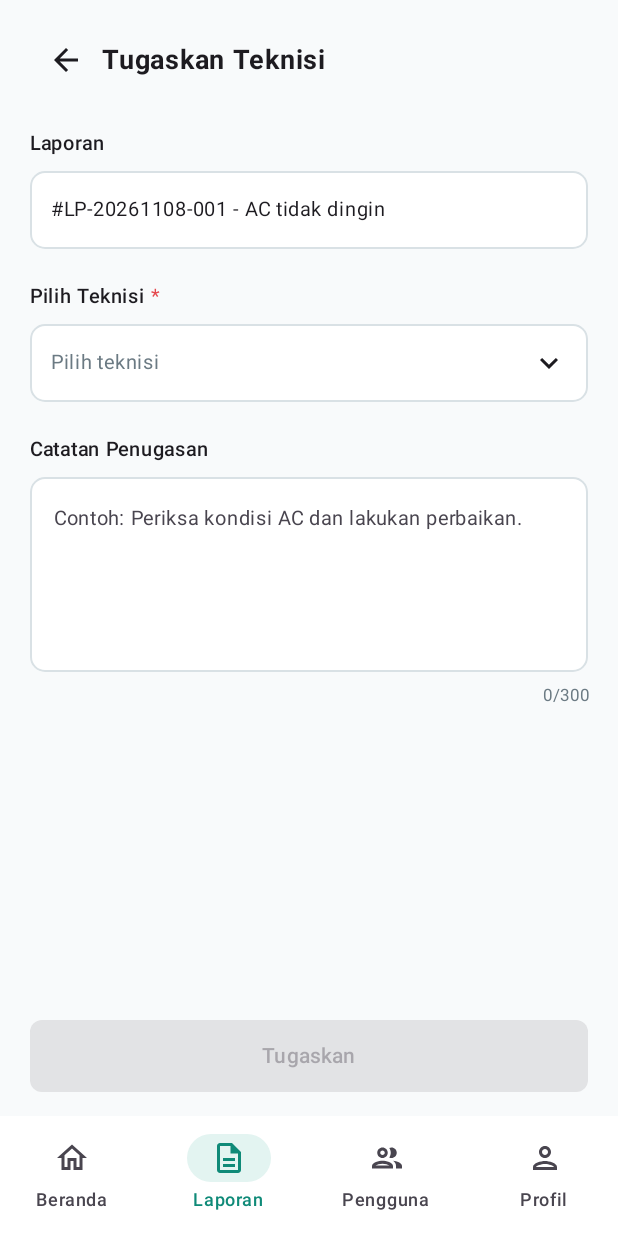
After one commit to AgnesSihombing/TUBES-PEMOGRAMAN-MOBILE, an Android app built with Jetpack Compose: the composable TugaskanTeknisiScreen shown on its own in the app's theme, on a phone screen of 412 x 824 dp. The commit adds this screen. Run offline under Robolectric (Android 15) with nearby library versions, the phone set to English and light mode, and no system bars.

Commit message:
feat(admin): tambah layar tugaskan teknisi

```diff
--- /dev/null
+++ b/app/src/main/java/com/sigap/mobile/ui/admin/laporan/TugaskanTeknisiScreen.kt
@@ -0,0 +1,183 @@
+package com.sigap.mobile.ui.admin.laporan
+
+import androidx.compose.foundation.background
+import androidx.compose.foundation.border
+import androidx.compose.foundation.clickable
+import androidx.compose.foundation.layout.Arrangement
+import androidx.compose.foundation.layout.Box
+import androidx.compose.foundation.layout.Column
+import androidx.compose.foundation.layout.Row
+import androidx.compose.foundation.layout.Spacer
+import androidx.compose.foundation.layout.fillMaxSize
+import androidx.compose.foundation.layout.fillMaxWidth
+import androidx.compose.foundation.layout.height
+import androidx.compose.foundation.layout.padding
+import androidx.compose.foundation.layout.width
+import androidx.compose.foundation.shape.RoundedCornerShape
+import androidx.compose.material.icons.Icons
+import androidx.compose.material.icons.automirrored.outlined.ArrowBack
+import androidx.compose.material.icons.outlined.KeyboardArrowDown
+import androidx.compose.material3.DropdownMenu
+import androidx.compose.material3.DropdownMenuItem
+import androidx.compose.material3.Icon
+import androidx.compose.material3.IconButton
+import androidx.compose.material3.MaterialTheme
+import androidx.compose.material3.OutlinedTextField
+import androidx.compose.material3.OutlinedTextFieldDefaults
+import androidx.compose.material3.Scaffold
+import androidx.compose.material3.Text
+import androidx.compose.runtime.Composable
+import androidx.compose.runtime.getValue
+import androidx.compose.runtime.mutableStateOf
+import androidx.compose.runtime.remember
+import androidx.compose.runtime.setValue
+import androidx.compose.ui.Alignment
+import androidx.compose.ui.Modifier
+import androidx.compose.ui.text.font.FontWeight
+import androidx.compose.ui.text.style.TextAlign
+import androidx.compose.ui.tooling.preview.Preview
+import androidx.compose.ui.unit.dp
+import androidx.compose.ui.unit.sp
+import com.sigap.mobile.data.model.Laporan
+import com.sigap.mobile.data.model.LaporanStatus
+import com.sigap.mobile.ui.components.AdminBottomBar
+import com.sigap.mobile.ui.components.AdminTab
+import com.sigap.mobile.ui.components.SigapButton
+import com.sigap.mobile.ui.theme.SIGAPTheme
+import com.sigap.mobile.ui.theme.SigapTextSecondary
+import com.sigap.mobile.ui.theme.StatusDitolakFg
+
+private const val MAX_CATATAN = 300
+
+// Data dummy. Nanti daftar teknisi diambil dari Firebase.
+private val dummyTeknisi = listOf("Windah", "Budi Santoso", "Rudi Hartono")
+
+@Composable
+fun TugaskanTeknisiScreen(
+    laporan: Laporan = Laporan(
+        "#LP-20261108-001", "AC tidak dingin", "Gedung A, Lantai 2, Ruang A201",
+        LaporanStatus.MenungguVerifikasi
+    ),
+    onBack: () -> Unit = {},
+    onTugaskan: (teknisi: String, catatan: String) -> Unit = { _, _ -> },
+    onTabSelected: (AdminTab) -> Unit = {}
+) {
+    // State: teknisi yang dipilih (null = belum dipilih), catatan, dan status menu dropdown
+    var teknisi by remember { mutableStateOf<String?>(null) }
+    var catatan by remember { mutableStateOf("") }
+    var menuTerbuka by remember { mutableStateOf(false) }
+
+    Scaffold(
+        containerColor = MaterialTheme.colorScheme.background,
+        bottomBar = { AdminBottomBar(selected = AdminTab.Laporan, onSelect = onTabSelected) }
+    ) { innerPadding ->
+        Column(
+            modifier = Modifier
+                .padding(innerPadding)
+                .fillMaxSize()
+                .padding(horizontal = 20.dp, vertical = 16.dp)
+        ) {
+            Row(verticalAlignment = Alignment.CenterVertically) {
+                IconButton(onClick = onBack) {
+                    Icon(Icons.AutoMirrored.Outlined.ArrowBack, contentDescription = "Kembali")
+                }
+                Text("Tugaskan Teknisi", fontSize = 18.sp, fontWeight = FontWeight.Bold)
+            }
+
+            Spacer(Modifier.height(20.dp))
+
+            // Laporan: hanya baca
+            Text("Laporan", fontSize = 13.sp, fontWeight = FontWeight.SemiBold)
+            Spacer(Modifier.height(6.dp))
+            Text(
+                text = "${laporan.id} - ${laporan.judul}",
+                fontSize = 13.sp,
+                modifier = Modifier
+                    .fillMaxWidth()
+                    .background(MaterialTheme.colorScheme.surface, RoundedCornerShape(10.dp))
+                    .border(1.dp, MaterialTheme.colorScheme.outline, RoundedCornerShape(10.dp))
+                    .padding(horizontal = 14.dp, vertical = 14.dp)
+            )
+
+            Spacer(Modifier.height(20.dp))
+
+            // Pilih teknisi (wajib)
+            Row {
+                Text("Pilih Teknisi", fontSize = 13.sp, fontWeight = FontWeight.SemiBold)
+                Text(" *", fontSize = 13.sp, color = StatusDitolakFg)
+            }
+            Spacer(Modifier.height(6.dp))
+            Box {
+                Row(
+                    modifier = Modifier
+                        .fillMaxWidth()
+                        .background(MaterialTheme.colorScheme.surface, RoundedCornerShape(10.dp))
+                        .border(1.dp, MaterialTheme.colorScheme.outline, RoundedCornerShape(10.dp))
+                        .clickable { menuTerbuka = true }
+                        .padding(horizontal = 14.dp, vertical = 14.dp),
+                    verticalAlignment = Alignment.CenterVertically
+                ) {
+                    Text(
+                        text = teknisi ?: "Pilih teknisi",
+                        fontSize = 13.sp,
+                        color = if (teknisi == null) SigapTextSecondary else MaterialTheme.colorScheme.onSurface,
+                        modifier = Modifier.weight(1f)
+                    )
+                    Icon(Icons.Outlined.KeyboardArrowDown, null)
+                }
+                DropdownMenu(expanded = menuTerbuka, onDismissRequest = { menuTerbuka = false }) {
+                    dummyTeknisi.forEach { nama ->
+                        DropdownMenuItem(
+                            text = { Text(nama) },
+                            onClick = {
+                                teknisi = nama
+                                menuTerbuka = false
+                            }
+                        )
+                    }
+                }
+            }
+
+            Spacer(Modifier.height(20.dp))
+
+            // Catatan penugasan, dibatasi 300 karakter
+            Text("Catatan Penugasan", fontSize = 13.sp, fontWeight = FontWeight.SemiBold)
+            Spacer(Modifier.height(6.dp))
+            OutlinedTextField(
+                value = catatan,
+                onValueChange = { catatan = it.take(MAX_CATATAN) },
+                placeholder = { Text("Contoh: Periksa kondisi AC dan lakukan perbaikan.", fontSize = 13.sp) },
+                modifier = Modifier.fillMaxWidth().height(130.dp),
+                shape = RoundedCornerShape(10.dp),
+                colors = OutlinedTextFieldDefaults.colors(
+                    focusedBorderColor = MaterialTheme.colorScheme.primary,
+                    unfocusedBorderColor = MaterialTheme.colorScheme.outline,
+                    unfocusedContainerColor = MaterialTheme.colorScheme.surface,
+                    focusedContainerColor = MaterialTheme.colorScheme.surface
+                )
+            )
+            Text(
+                text = "${catatan.length}/$MAX_CATATAN",
+                fontSize = 11.sp,
+                color = SigapTextSecondary,
+                textAlign = TextAlign.End,
+                modifier = Modifier.fillMaxWidth().padding(top = 4.dp)
+            )
+
+            // Dorong tombol ke bagian bawah layar
+            Spacer(Modifier.weight(1f))
+
+            SigapButton(
+                text = "Tugaskan",
+                enabled = teknisi != null, // aktif hanya jika teknisi sudah dipilih
+                onClick = { teknisi?.let { onTugaskan(it, catatan) } }
+            )
+        }
+    }
+}
+
+@Preview(showBackground = true, widthDp = 360, heightDp = 780)
+@Composable
+private fun TugaskanTeknisiPreview() {
+    SIGAPTheme { TugaskanTeknisiScreen() }
+}
--- a/app/src/main/java/com/sigap/mobile/ui/components/SigapButton.kt
+++ b/app/src/main/java/com/sigap/mobile/ui/components/SigapButton.kt
@@ -15,10 +15,12 @@ import androidx.compose.ui.unit.dp
 fun SigapButton(
     text: String,
     onClick: () -> Unit,
-    modifier: Modifier = Modifier
+    modifier: Modifier = Modifier,
+    enabled: Boolean = true
 ) {
     Button(
         onClick = onClick,
+        enabled = enabled,
         modifier = modifier.fillMaxWidth().height(48.dp),
         shape = RoundedCornerShape(8.dp)
     ) {
```
